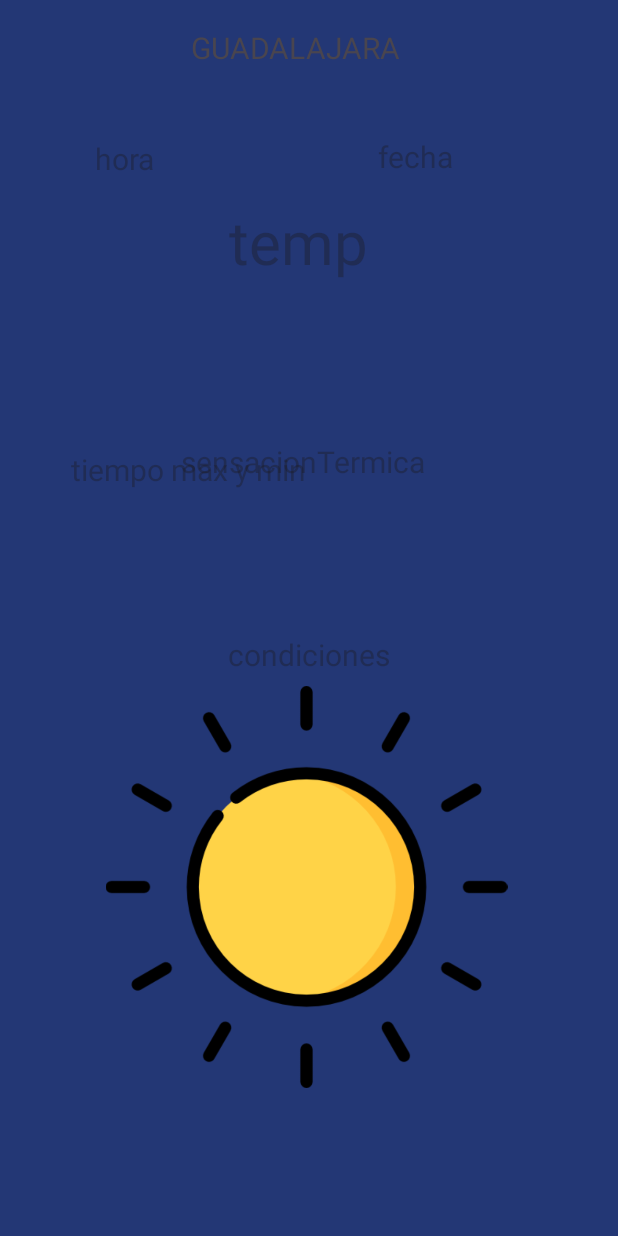
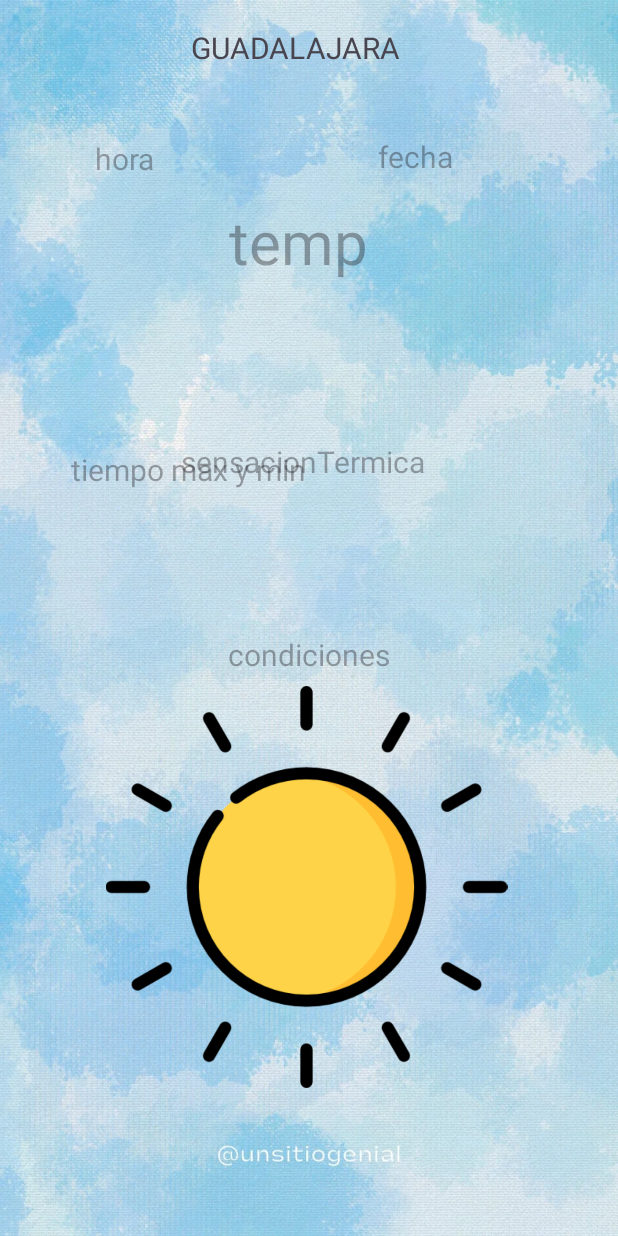
Before and after one commit to LeireSolano/AplicacionMeteorologicaPMDM, an Android app: the screen it shows after launch (MainActivity), on a phone screen of 412 x 824 dp. Run offline under Robolectric (Android 15) with nearby library versions, the phone set to English and light mode, and no system bars; our stand-ins replace Volley; network calls fail.

Commit message:
fondo metido

```diff
--- a/app/src/main/res/layout/activity_main.xml
+++ b/app/src/main/res/layout/activity_main.xml
@@ -4,7 +4,6 @@
     xmlns:tools="http://schemas.android.com/tools"
     android:layout_width="match_parent"
     android:layout_height="match_parent"
-    android:backgroundTint="@color/colorfondo"
     android:background="@drawable/fondo"
     tools:context=".MainActivity"
     >
```
